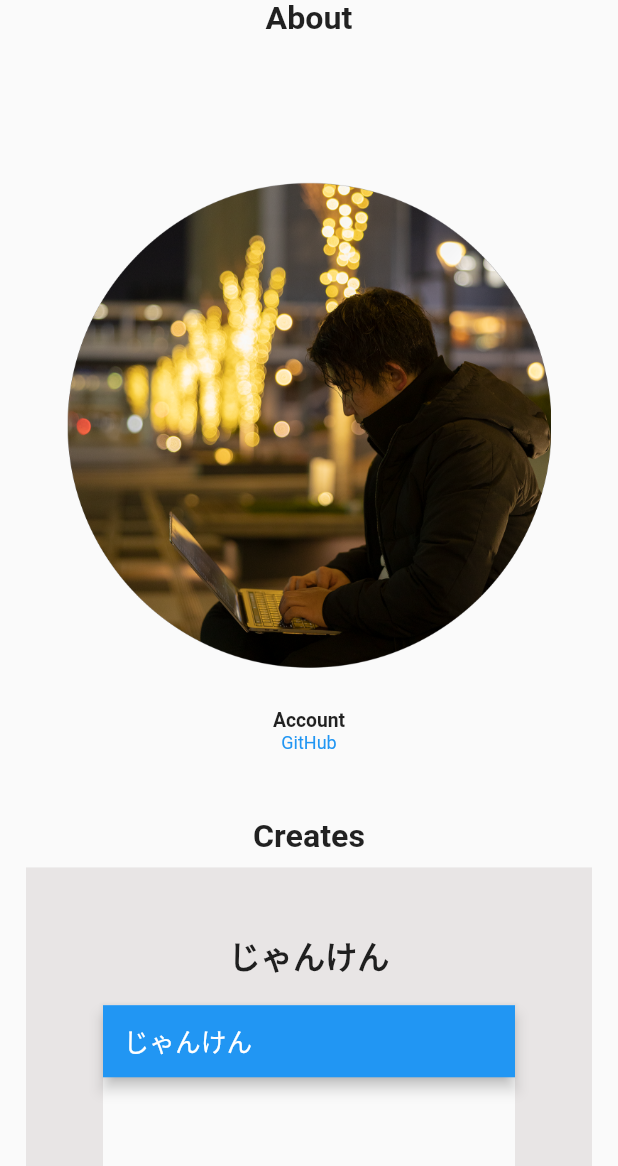
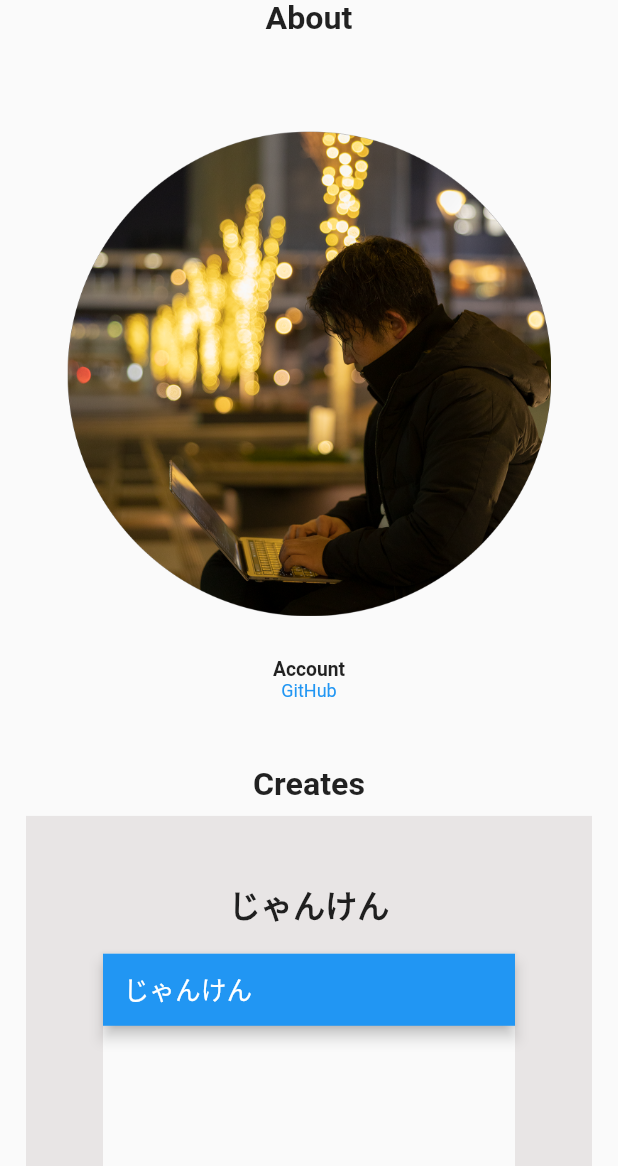
Before and after one commit to Hiroki1111/portfolio_Hiroki, a Flutter app: the screen it shows after launch, on a phone screen of 412 x 824 dp, the part 70-1236 px from its top. Run offline on Flutter 3.47's test engine with Material 2 defaults, Android fonts, the phone set to English and light mode, and no system bars; drawn by our look-alikes of scroll_to_index; our stand-ins replace google_fonts, responsive_framework.

Commit message:
デザイン少し変更

```diff
--- a/lib/main.dart
+++ b/lib/main.dart
@@ -64,8 +64,8 @@ class PortfolioPage extends StatelessWidget {
               fontWeight: FontWeight.bold,
             ),
           ),
-          const SizedBox(
-            height: 80,
+          Container(
+            height: 40,
           ),
           Wrap(
             alignment: WrapAlignment.center,
```
